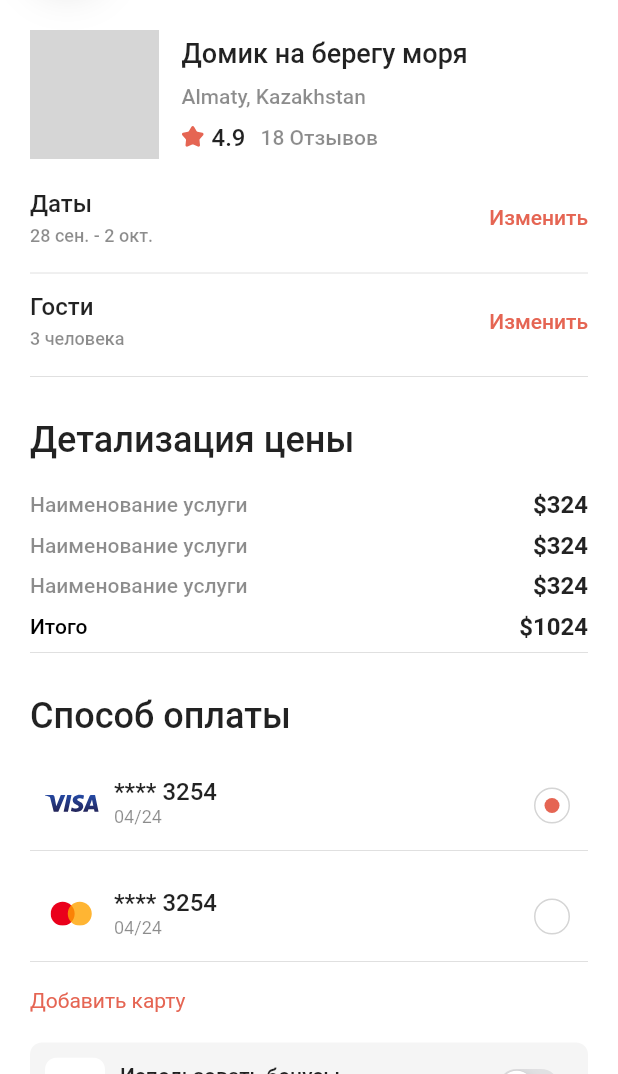
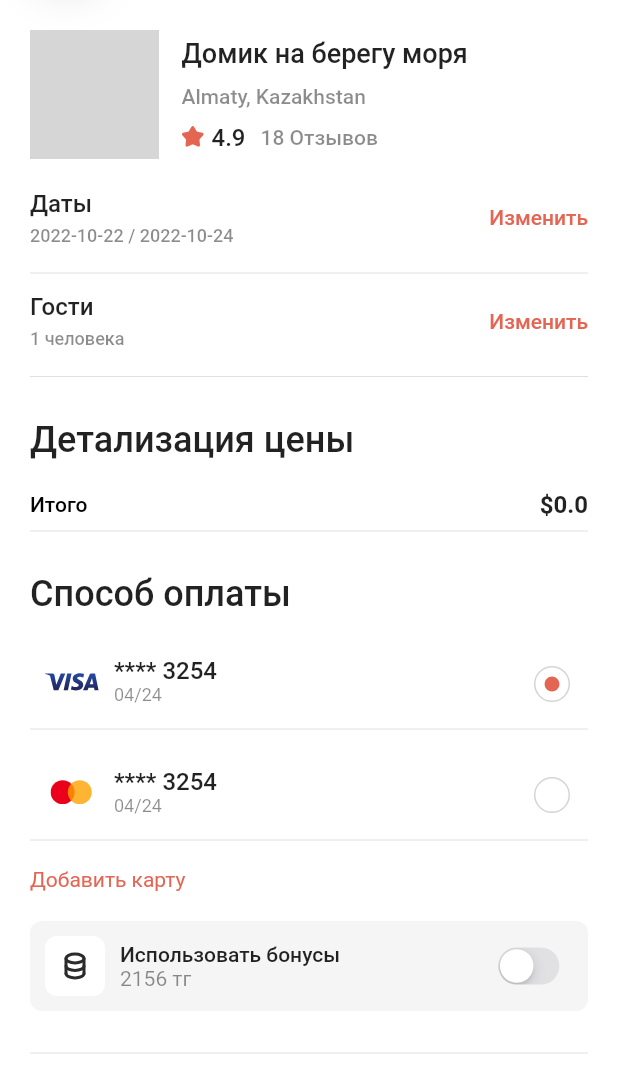
Before and after one commit to IamTheGreatThanos/pana_project, a Flutter app: the SelectRoomPage screen opened directly with empty values, after a tap on "Забронировать", on a phone screen of 412 x 824 dp, the part 162-1236 px from its top. Run offline on Flutter 3.47's test engine with Material 2 defaults, Android fonts, the phone set to English and light mode, and no system bars; drawn by our look-alikes of cached_network_image; our stand-ins replace carousel_slider, flutter_svg, image_picker, local_auth, pin_code_fields, shared_preferences and 3 more; missing offline and left inert: cached_video_player; accounts and stored records are empty; network calls fail; project files that could hold a hidden picture were left out; grey boxes are pictures that could not be loaded.

Commit message:
Added payment page api's.

```diff
--- a/lib/views/home/tabbar_page.dart
+++ b/lib/views/home/tabbar_page.dart
@@ -3,7 +3,6 @@ import 'package:flutter_svg/flutter_svg.dart';
 import 'package:pana_project/utils/const.dart';
 import 'package:pana_project/views/housing/home_housing.dart';
 import 'package:pana_project/views/impression/home_impression.dart';
-import 'package:pana_project/views/payment/payment_page.dart';
 import 'package:pana_project/views/profile/profile_main.dart';
 import 'package:pana_project/views/travel/home_travel.dart';
 
@@ -25,7 +24,7 @@ class _TabBarPageState extends State<TabBarPage> {
       HomeTravel(changeTabMethod),
       HomeImpression(),
       HomeHousing(),
-      PaymentPage(),
+      ProfileMainPage(),
       ProfileMainPage(),
     ];
   }
--- a/lib/views/housing/select_room_page.dart
+++ b/lib/views/housing/select_room_page.dart
@@ -23,6 +23,8 @@ class _SelectRoomPageState extends State<SelectRoomPage> {
   String selectedRange = '';
 
   List<RoomCardModel> roomsList = [];
+  List<int> selectedRoomIds = [];
+  List<RoomCardModel> selectedRooms = [];
 
   @override
   void initState() {
@@ -103,7 +105,55 @@ class _SelectRoomPageState extends State<SelectRoomPage> {
                     children: [
                       const SizedBox(height: 20),
                       for (int i = 0; i < roomsList.length; i++)
-                        RoomCard(roomsList[i]),
+                        Padding(
+                          padding: const EdgeInsets.only(bottom: 20),
+                          child: Container(
+                            decoration: BoxDecoration(
+                                borderRadius: BorderRadius.circular(
+                                    AppConstants.cardBorderRadius),
+                                color: AppColors.white),
+                            width: MediaQuery.of(context).size.width,
+                            child: Column(
+                              children: [
+                                RoomCard(roomsList[i]),
+                                Padding(
+                                  padding: const EdgeInsets.symmetric(
+                                      horizontal: 25, vertical: 20),
+                                  child: SizedBox(
+                                    height: 48,
+                                    child: ElevatedButton(
+                                      style: ElevatedButton.styleFrom(
+                                        primary: selectedRoomIds
+                                                .contains(roomsList[i].id)
+                                            ? AppColors.accent
+                                            : AppColors.grey,
+                                        minimumSize: const Size.fromHeight(50),
+                                        shape: RoundedRectangleBorder(
+                                          borderRadius:
+                                              BorderRadius.circular(10),
+                                        ),
+                                      ),
+                                      onPressed: () {
+                                        roomSelectionFunction(
+                                            roomsList[i].id!, roomsList[i]);
+                                      },
+                                      child: Text(
+                                        "Выбрать этот номер",
+                                        style: TextStyle(
+                                            fontSize: 14,
+                                            fontWeight: FontWeight.w500,
+                                            color: selectedRoomIds
+                                                    .contains(roomsList[i].id)
+                                                ? AppColors.white
+                                                : AppColors.blackWithOpacity),
+                                      ),
+                                    ),
+                                  ),
+                                ),
+                              ],
+                            ),
+                          ),
+                        ),
                       Container(
                         color: Colors.white,
                         child: Padding(
@@ -165,8 +215,10 @@ class _SelectRoomPageState extends State<SelectRoomPage> {
                                     Navigator.push(
                                         context,
                                         MaterialPageRoute(
-                                            builder: (context) =>
-                                                PaymentPage()));
+                                            builder: (context) => PaymentPage(
+                                                selectedRooms,
+                                                selectedRoomIds,
+                                                widget.housingId)));
                                   },
                                   child: const Text(
                                     "Забронировать",
@@ -294,4 +346,16 @@ class _SelectRoomPageState extends State<SelectRoomPage> {
       ));
     }
   }
+
+  void roomSelectionFunction(int id, RoomCardModel room) {
+    setState(() {
+      if (selectedRoomIds.contains(id)) {
+        selectedRoomIds.remove(id);
+        selectedRooms.remove(room);
+      } else {
+        selectedRoomIds.add(id);
+        selectedRooms.add(room);
+      }
+    });
+  }
 }
--- a/lib/views/payment/payment_page.dart
+++ b/lib/views/payment/payment_page.dart
@@ -3,12 +3,16 @@ import 'package:flutter/cupertino.dart';
 import 'package:flutter/material.dart';
 import 'package:flutter_svg/flutter_svg.dart';
 import 'package:pana_project/components/paymentMethodCard.dart';
+import 'package:pana_project/models/roomCard.dart';
+import 'package:pana_project/services/main_api_provider.dart';
 import 'package:pana_project/utils/const.dart';
 import 'package:slide_to_act/slide_to_act.dart';
 
 class PaymentPage extends StatefulWidget {
-  // PaymentPage(this.product);
-  // final Product product;
+  PaymentPage(this.roomList, this.selectedRoomIds, this.housingId);
+  final List<RoomCardModel> roomList;
+  final List<int> selectedRoomIds;
+  final int housingId;
 
   @override
   _PaymentPageState createState() => _PaymentPageState();
@@ -16,9 +20,14 @@ class PaymentPage extends StatefulWidget {
 
 class _PaymentPageState extends State<PaymentPage> {
   var _switchValue = false;
+  double sum = 0;
+  String dateFrom = '2022-10-22';
+  String dateTo = '2022-10-24';
+  int peopleCount = 1;
 
   @override
   void initState() {
+    calcSum();
     super.initState();
   }
 
@@ -182,18 +191,18 @@ class _PaymentPageState extends State<PaymentPage> {
                     children: [
                       Column(
                         crossAxisAlignment: CrossAxisAlignment.start,
-                        children: const [
-                          Text(
+                        children: [
+                          const Text(
                             'Даты',
                             style: TextStyle(
                               fontSize: 16,
                               fontWeight: FontWeight.w500,
                             ),
                           ),
-                          SizedBox(height: 5),
+                          const SizedBox(height: 5),
                           Text(
-                            '28 сен. - 2 окт.',
-                            style: TextStyle(
+                            '$dateFrom / $dateTo',
+                            style: const TextStyle(
                               fontSize: 12,
                               fontWeight: FontWeight.w500,
                               color: Colors.black45,
@@ -219,18 +228,18 @@ class _PaymentPageState extends State<PaymentPage> {
                     children: [
                       Column(
                         crossAxisAlignment: CrossAxisAlignment.start,
-                        children: const [
-                          Text(
+                        children: [
+                          const Text(
                             'Гости',
                             style: TextStyle(
                               fontSize: 16,
                               fontWeight: FontWeight.w500,
                             ),
                           ),
-                          SizedBox(height: 5),
+                          const SizedBox(height: 5),
                           Text(
-                            '3 человека',
-                            style: TextStyle(
+                            '$peopleCount человека',
+                            style: const TextStyle(
                               fontSize: 12,
                               fontWeight: FontWeight.w500,
                               color: Colors.black45,
@@ -261,23 +270,26 @@ class _PaymentPageState extends State<PaymentPage> {
                       ),
                     ),
                   ),
-                  for (int i = 0; i < 3; i++)
+                  for (int i = 0; i < widget.roomList.length; i++)
                     Padding(
                       padding: const EdgeInsets.only(bottom: 8),
                       child: Row(
-                        children: const [
-                          Text(
-                            'Наименование услуги',
-                            style: TextStyle(
-                              fontSize: 14,
-                              fontWeight: FontWeight.w500,
-                              color: Colors.black45,
+                        children: [
+                          SizedBox(
+                            width: MediaQuery.of(context).size.width * 0.7,
+                            child: Text(
+                              widget.roomList[i].roomName?.name ?? '',
+                              style: const TextStyle(
+                                fontSize: 14,
+                                fontWeight: FontWeight.w500,
+                                color: Colors.black45,
+                              ),
                             ),
                           ),
-                          Spacer(),
+                          const Spacer(),
                           Text(
-                            '\$324',
-                            style: TextStyle(
+                            '\$${widget.roomList[i].basePrice ?? 0}',
+                            style: const TextStyle(
                               fontSize: 16,
                               fontWeight: FontWeight.bold,
                             ),
@@ -286,8 +298,8 @@ class _PaymentPageState extends State<PaymentPage> {
                       ),
                     ),
                   Row(
-                    children: const [
-                      Text(
+                    children: [
+                      const Text(
                         'Итого',
                         style: TextStyle(
                           fontSize: 14,
@@ -295,10 +307,10 @@ class _PaymentPageState extends State<PaymentPage> {
                           color: Colors.black,
                         ),
                       ),
-                      Spacer(),
+                      const Spacer(),
                       Text(
-                        '\$1024',
-                        style: TextStyle(
+                        '\$$sum',
+                        style: const TextStyle(
                           fontSize: 16,
                           fontWeight: FontWeight.bold,
                         ),
@@ -458,10 +470,11 @@ class _PaymentPageState extends State<PaymentPage> {
                           innerColor: AppColors.accent,
                           outerColor: AppColors.white,
                           onSubmit: () {
+                            sendOrder();
                             Future.delayed(
                               const Duration(seconds: 1),
                               () => _key.currentState!.reset(),
-                            );
+                            ).whenComplete(() => Navigator.of(context).pop());
                           },
                         );
                       },
@@ -475,4 +488,23 @@ class _PaymentPageState extends State<PaymentPage> {
       ),
     );
   }
+
+  void calcSum() {
+    for (int i = 0; i < widget.roomList.length; i++) {
+      sum += widget.roomList[i].basePrice ?? 0;
+    }
+  }
+
+  void sendOrder() async {
+    var response = await MainProvider().housingPayment(widget.housingId,
+        dateFrom, dateTo, peopleCount, widget.selectedRoomIds);
+    if (response['response_status'] == 'ok') {
+      print('Successfully created!');
+    } else {
+      ScaffoldMessenger.of(context).showSnackBar(SnackBar(
+        content:
+            Text(response['message'], style: const TextStyle(fontSize: 20)),
+      ));
+    }
+  }
 }
```
Also changed, not shown: lib/components/room_card.dart (+35 -36 lines), lib/services/main_api_provider.dart (+39 -0 lines), lib/views/housing/room_info.dart (+62 -62 lines), lib/views/impression/impression_info.dart (+4 -5 lines), lib/views/profile/profile_main.dart (+4 -5 lines).
